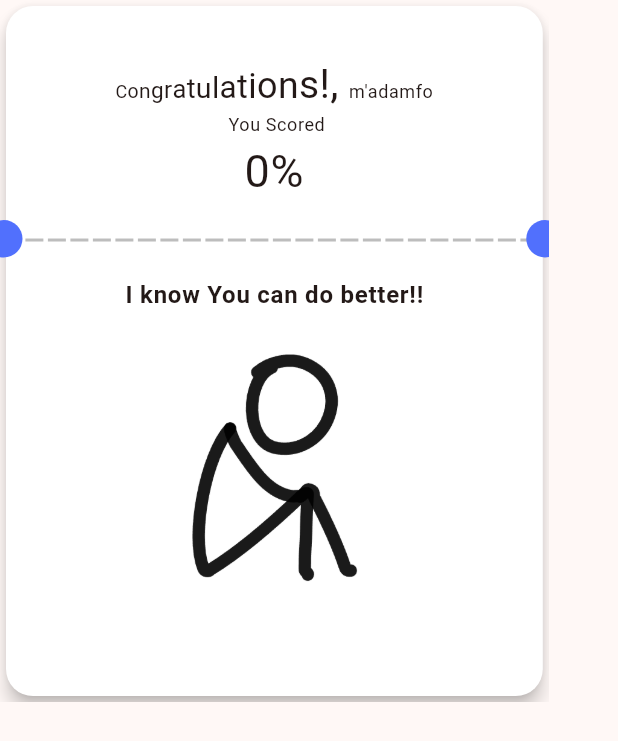
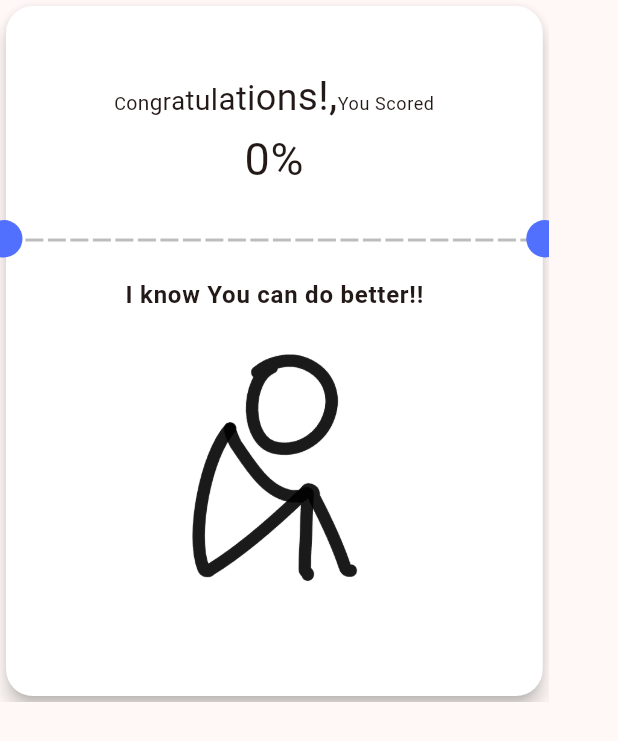
Before and after one commit to akebu6/SOLVEAURA, a Flutter app: the ResultsCard widget shown alone on an empty page, opened directly with empty values, on a phone screen of 412 x 824 dp. Shown: the top 741 px of the screen. Run offline on Flutter 3.47's test engine with Material 2 defaults, Android fonts, the phone set to English and light mode, and no system bars; our stand-ins replace animate_do, appinio_swiper, firebase_auth, firebase_core, firebase_database, flip_card and 1 more; missing offline and left inert: alan_voice, flutter_session_manager; accounts and stored records are empty.

Commit message:
chore: cleaned code

```diff
--- a/SolveAura/lib/ui/pages/pre_test/widgets/results_card.dart
+++ b/SolveAura/lib/ui/pages/pre_test/widgets/results_card.dart
@@ -1,5 +1,5 @@
+import 'package:flutter/material.dart';
 import 'package:solveaura/ui/pages/pre_test/widgets/dotted_lines.dart';
-import 'package:flutter/material.dart';
 
 class ResultsCard extends StatelessWidget {
   const ResultsCard({
@@ -48,9 +48,8 @@ class ResultsCard extends StatelessWidget {
                                     .copyWith(fontSize: 12 + ii.toDouble()),
                               ),
                             ],
-                            //m'adamfo(Twi) - my friend
                             TextSpan(
-                              text: "  m'adamfo\n You Scored  \n",
+                              text: "You Scored  \n",
                               style: Theme.of(context).textTheme.bodySmall,
                             ),
                             TextSpan(
```
